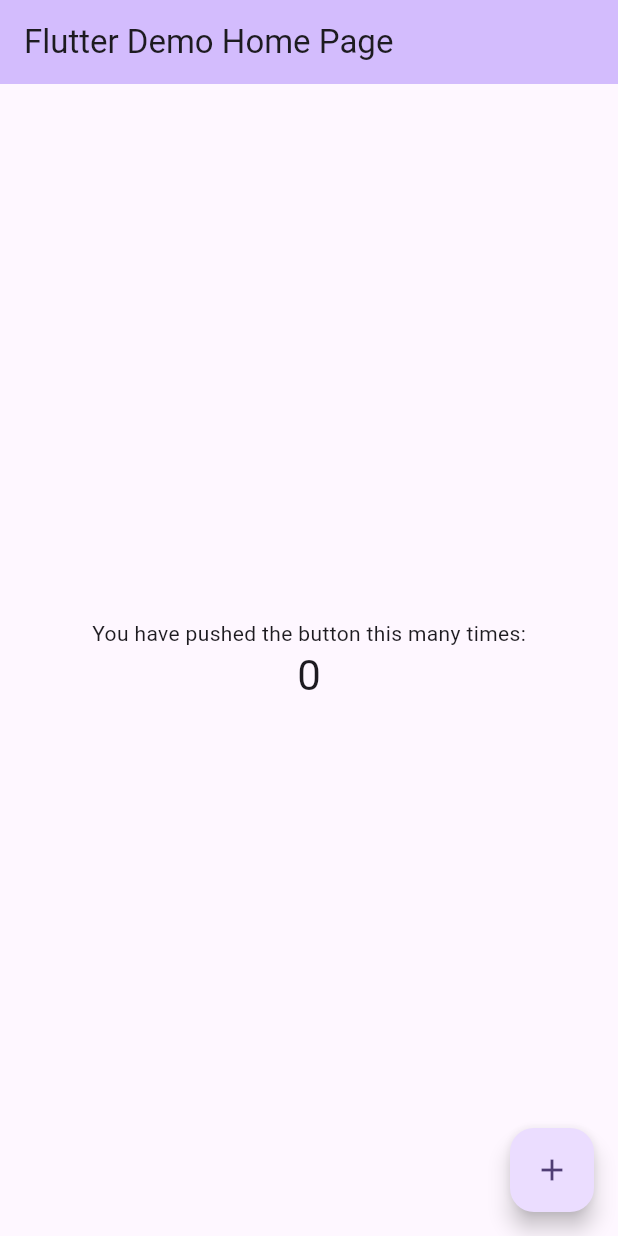
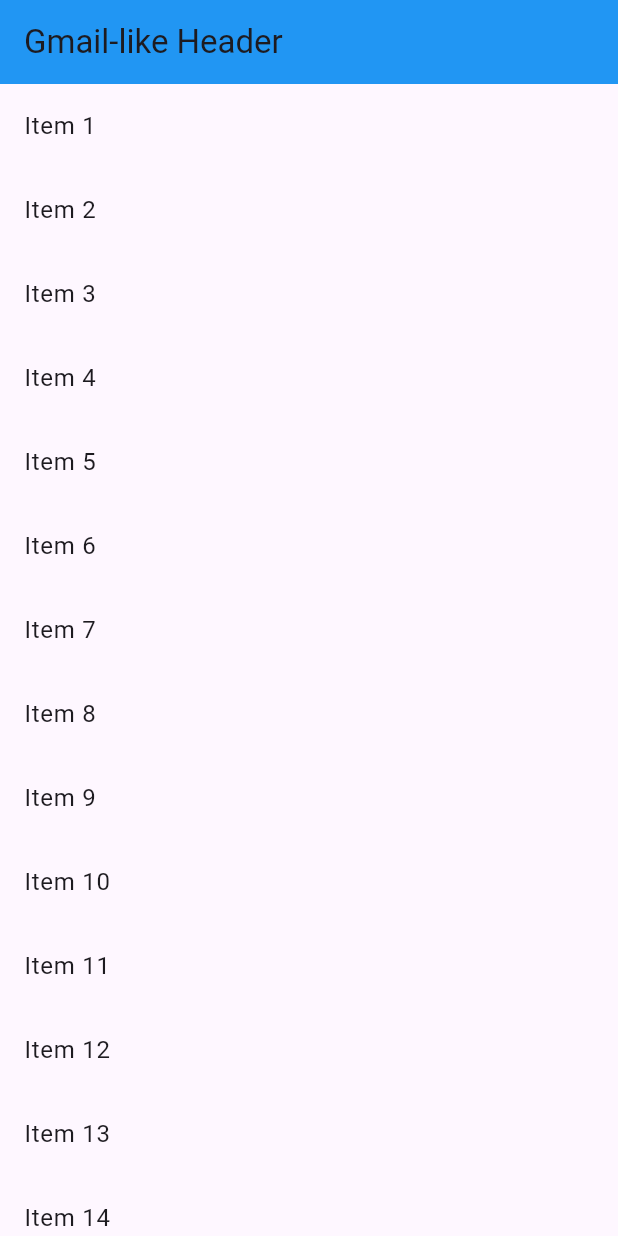
Before and after one commit to lutaii/gmail-header, a Flutter app: the screen it shows after launch, on a phone screen of 412 x 824 dp. Run offline on Flutter 3.47's test engine with Material 3 defaults, Android fonts, the phone set to English and light mode, and no system bars.

Commit message:
add gmail-like header

```diff
--- a/lib/main.dart
+++ b/lib/main.dart
@@ -1,122 +1,120 @@
 import 'package:flutter/material.dart';
 
-void main() {
-  runApp(const MyApp());
-}
+void main() => runApp(MyApp());
 
 class MyApp extends StatelessWidget {
   const MyApp({super.key});
 
-  // This widget is the root of your application.
   @override
   Widget build(BuildContext context) {
-    return MaterialApp(
-      title: 'Flutter Demo',
-      theme: ThemeData(
-        // This is the theme of your application.
-        //
-        // TRY THIS: Try running your application with "flutter run". You'll see
-        // the application has a purple toolbar. Then, without quitting the app,
-        // try changing the seedColor in the colorScheme below to Colors.green
-        // and then invoke "hot reload" (save your changes or press the "hot
-        // reload" button in a Flutter-supported IDE, or press "r" if you used
-        // the command line to start the app).
-        //
-        // Notice that the counter didn't reset back to zero; the application
-        // state is not lost during the reload. To reset the state, use hot
-        // restart instead.
-        //
-        // This works for code too, not just values: Most code changes can be
-        // tested with just a hot reload.
-        colorScheme: ColorScheme.fromSeed(seedColor: Colors.deepPurple),
-      ),
-      home: const MyHomePage(title: 'Flutter Demo Home Page'),
-    );
+    return MaterialApp(home: GmailLikeHeader());
   }
 }
 
-class MyHomePage extends StatefulWidget {
-  const MyHomePage({super.key, required this.title});
-
-  // This widget is the home page of your application. It is stateful, meaning
-  // that it has a State object (defined below) that contains fields that affect
-  // how it looks.
-
-  // This class is the configuration for the state. It holds the values (in this
-  // case the title) provided by the parent (in this case the App widget) and
-  // used by the build method of the State. Fields in a Widget subclass are
-  // always marked "final".
-
-  final String title;
+class GmailLikeHeader extends StatefulWidget {
+  const GmailLikeHeader({super.key});
 
   @override
-  State<MyHomePage> createState() => _MyHomePageState();
+  GmailLikeHeaderState createState() => GmailLikeHeaderState();
 }
 
-class _MyHomePageState extends State<MyHomePage> {
-  int _counter = 0;
+class GmailLikeHeaderState extends State<GmailLikeHeader>
+    with SingleTickerProviderStateMixin {
+  late AnimationController _controller;
+  late Animation<Offset> _slideAnimation;
+  late Animation<double> _fadeAnimation;
 
-  void _incrementCounter() {
-    setState(() {
-      // This call to setState tells the Flutter framework that something has
-      // changed in this State, which causes it to rerun the build method below
-      // so that the display can reflect the updated values. If we changed
-      // _counter without calling setState(), then the build method would not be
-      // called again, and so nothing would appear to happen.
-      _counter++;
-    });
+  double _lastOffset = 0;
+  bool _isAppBarVisible = true;
+
+  @override
+  void initState() {
+    super.initState();
+    _controller = AnimationController(
+      vsync: this,
+      duration: Duration(milliseconds: 300),
+    );
+
+    _slideAnimation = Tween<Offset>(
+      begin: Offset(0, 0),
+      end: Offset(0, -1),
+    ).animate(CurvedAnimation(parent: _controller, curve: Curves.easeInOut));
+
+    _fadeAnimation = Tween<double>(
+      begin: 1.0,
+      end: 0.0,
+    ).animate(CurvedAnimation(parent: _controller, curve: Curves.easeInOut));
+  }
+
+  void _handleScroll(ScrollNotification notification) {
+    if (notification is ScrollUpdateNotification) {
+      double offset = notification.metrics.pixels;
+
+      if (offset <= 0 || offset >= notification.metrics.maxScrollExtent) return;
+
+      if ((offset - _lastOffset).abs() < 5) return;
+
+      if (offset > _lastOffset && _isAppBarVisible) {
+        _controller.forward();
+        _isAppBarVisible = false;
+      }
+
+      if (offset < _lastOffset && !_isAppBarVisible) {
+        _controller.reverse();
+        _isAppBarVisible = true;
+      }
+
+      _lastOffset = offset;
+    }
+  }
+
+  @override
+  void dispose() {
+    _controller.dispose();
+    super.dispose();
   }
 
   @override
   Widget build(BuildContext context) {
-    // This method is rerun every time setState is called, for instance as done
-    // by the _incrementCounter method above.
-    //
-    // The Flutter framework has been optimized to make rerunning build methods
-    // fast, so that you can just rebuild anything that needs updating rather
-    // than having to individually change instances of widgets.
-    return Scaffold(
-      appBar: AppBar(
-        // TRY THIS: Try changing the color here to a specific color (to
-        // Colors.amber, perhaps?) and trigger a hot reload to see the AppBar
-        // change color while the other colors stay the same.
-        backgroundColor: Theme.of(context).colorScheme.inversePrimary,
-        // Here we take the value from the MyHomePage object that was created by
-        // the App.build method, and use it to set our appbar title.
-        title: Text(widget.title),
-      ),
-      body: Center(
-        // Center is a layout widget. It takes a single child and positions it
-        // in the middle of the parent.
-        child: Column(
-          // Column is also a layout widget. It takes a list of children and
-          // arranges them vertically. By default, it sizes itself to fit its
-          // children horizontally, and tries to be as tall as its parent.
-          //
-          // Column has various properties to control how it sizes itself and
-          // how it positions its children. Here we use mainAxisAlignment to
-          // center the children vertically; the main axis here is the vertical
-          // axis because Columns are vertical (the cross axis would be
-          // horizontal).
-          //
-          // TRY THIS: Invoke "debug painting" (choose the "Toggle Debug Paint"
-          // action in the IDE, or press "p" in the console), to see the
-          // wireframe for each widget.
-          mainAxisAlignment: MainAxisAlignment.center,
-          children: <Widget>[
-            const Text('You have pushed the button this many times:'),
-            Text(
-              '$_counter',
-              style: Theme.of(context).textTheme.headlineMedium,
+    return Material(
+      color: Colors.blue,
+      child: SafeArea(
+        bottom: false,
+        child: Scaffold(
+          body: NotificationListener<ScrollNotification>(
+            onNotification: (notification) {
+              _handleScroll(notification);
+              return true;
+            },
+            child: Stack(
+              children: [
+                ListView.builder(
+                  padding: EdgeInsets.only(top: kToolbarHeight * 1),
+                  itemCount: 50,
+                  itemBuilder: (context, index) {
+                    return ListTile(title: Text("Item ${index + 1}"));
+                  },
+                ),
+                SlideTransition(
+                  position: _slideAnimation,
+                  child: FadeTransition(
+                    opacity: _fadeAnimation,
+                    child: Container(
+                      height: kToolbarHeight * 1,
+                      color: Colors.blue,
+                      child: AppBar(
+                        title: Text("Gmail-like Header"),
+                        backgroundColor: Colors.blue,
+                        elevation: 0,
+                      ),
+                    ),
+                  ),
+                ),
+              ],
             ),
-          ],
+          ),
         ),
       ),
-      floatingActionButton: FloatingActionButton(
-        onPressed: _incrementCounter,
-        tooltip: 'Increment',
-        child: const Icon(Icons.add),
-      ), // This trailing comma makes auto-formatting nicer for build methods.
     );
   }
 }
```
Also changed, not shown: pubspec.yaml (+0 -66 lines).
